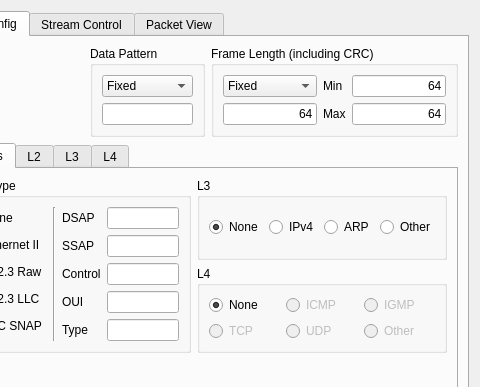
Old version of the form client/streamconfigdialog.ui in the repository pstavirs/ostinato; both pictures show x 81 to 561 and y 0 to 387 of the 561 by 526 pixel window.
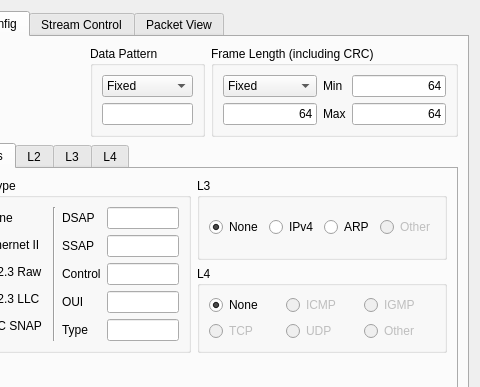
New version of the form. The open tabs and pages were chosen to show the change. Icons and pictures are not drawn. Custom widgets are drawn as their Qt base class.

Patch:
```diff
--- a/client/streamconfigdialog.ui
+++ b/client/streamconfigdialog.ui
@@ -390,6 +390,9 @@
               </item>
               <item>
                <widget class="QRadioButton" name="rbL3Other" >
+                <property name="enabled" >
+                 <bool>false</bool>
+                </property>
                 <property name="text" >
                  <string>Other</string>
                 </property>
```
Left out of the diff: 2 changed lines with no effect on the pictures.
